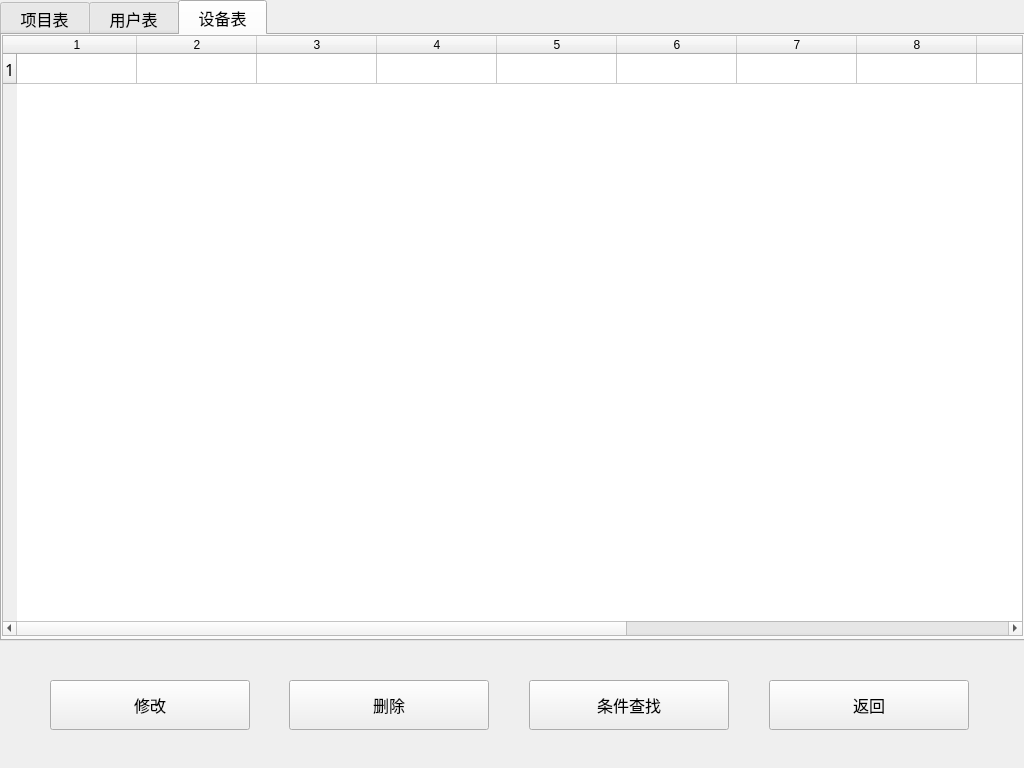
Arnowsx/ManangerClient2, file managertablewindow.ui: the form before one commit.
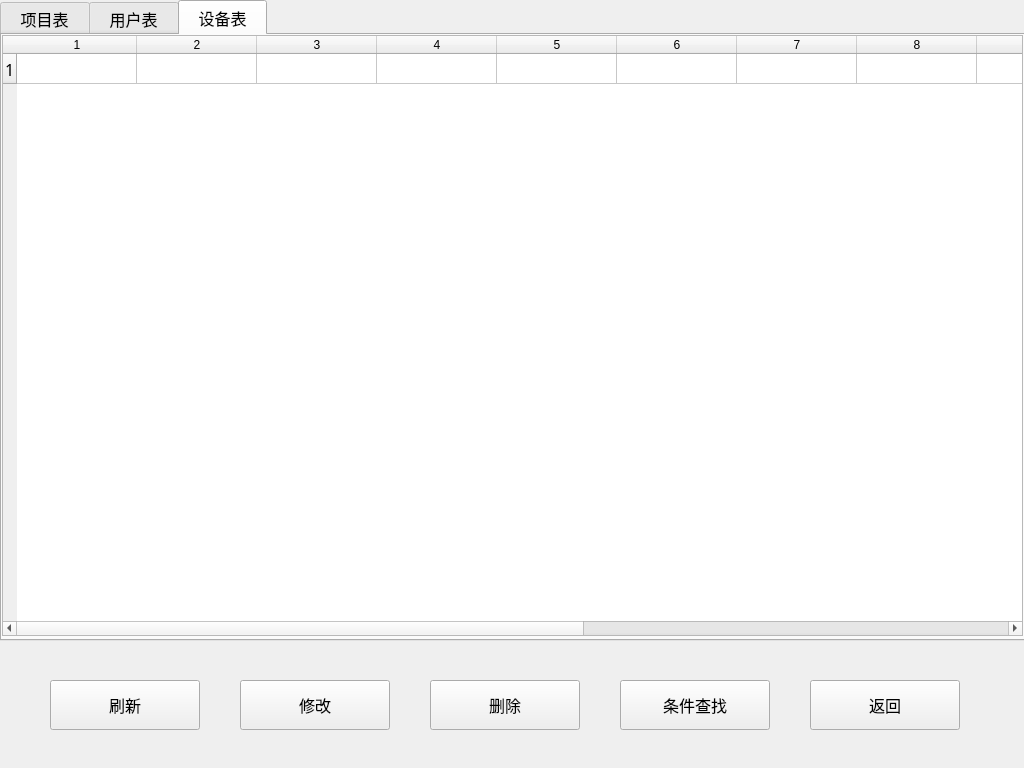
The form after the commit. The open tabs and pages were chosen to show the change.

Patch:
```diff
--- a/managertablewindow.ui
+++ b/managertablewindow.ui
@@ -161,11 +161,14 @@
        <height>601</height>
       </rect>
      </property>
+     <property name="sortingEnabled">
+      <bool>true</bool>
+     </property>
      <property name="rowCount">
       <number>1</number>
      </property>
      <property name="columnCount">
-      <number>13</number>
+      <number>14</number>
      </property>
      <attribute name="horizontalHeaderDefaultSectionSize">
       <number>120</number>
@@ -184,15 +187,16 @@
      <column/>
      <column/>
      <column/>
+     <column/>
     </widget>
    </widget>
   </widget>
   <widget class="QPushButton" name="updatePushButton">
    <property name="geometry">
     <rect>
-     <x>50</x>
+     <x>240</x>
      <y>680</y>
-     <width>200</width>
+     <width>150</width>
      <height>50</height>
     </rect>
    </property>
@@ -209,9 +213,9 @@
   <widget class="QPushButton" name="deletePushButton">
    <property name="geometry">
     <rect>
-     <x>289</x>
+     <x>430</x>
      <y>680</y>
-     <width>200</width>
+     <width>150</width>
      <height>50</height>
     </rect>
    </property>
@@ -228,9 +232,9 @@
   <widget class="QPushButton" name="searchPushButton">
    <property name="geometry">
     <rect>
-     <x>529</x>
+     <x>620</x>
      <y>680</y>
-     <width>200</width>
+     <width>150</width>
      <height>50</height>
     </rect>
    </property>
@@ -247,9 +251,9 @@
   <widget class="QPushButton" name="returnPushButton">
    <property name="geometry">
     <rect>
-     <x>769</x>
+     <x>810</x>
      <y>680</y>
-     <width>200</width>
+     <width>150</width>
      <height>50</height>
     </rect>
    </property>
@@ -263,6 +267,25 @@
     <string>返回</string>
    </property>
   </widget>
+  <widget class="QPushButton" name="refreshPushButton">
+   <property name="geometry">
+    <rect>
+     <x>50</x>
+     <y>680</y>
+     <width>150</width>
+     <height>50</height>
+    </rect>
+   </property>
+   <property name="font">
+    <font>
+     <family>Noto Sans CJK SC Regular</family>
+     <pointsize>12</pointsize>
+    </font>
+   </property>
+   <property name="text">
+    <string>刷新</string>
+   </property>
+  </widget>
  </widget>
  <resources/>
  <connections/>
```
Left out of the diff: 10 changed lines with no effect on the pictures.
